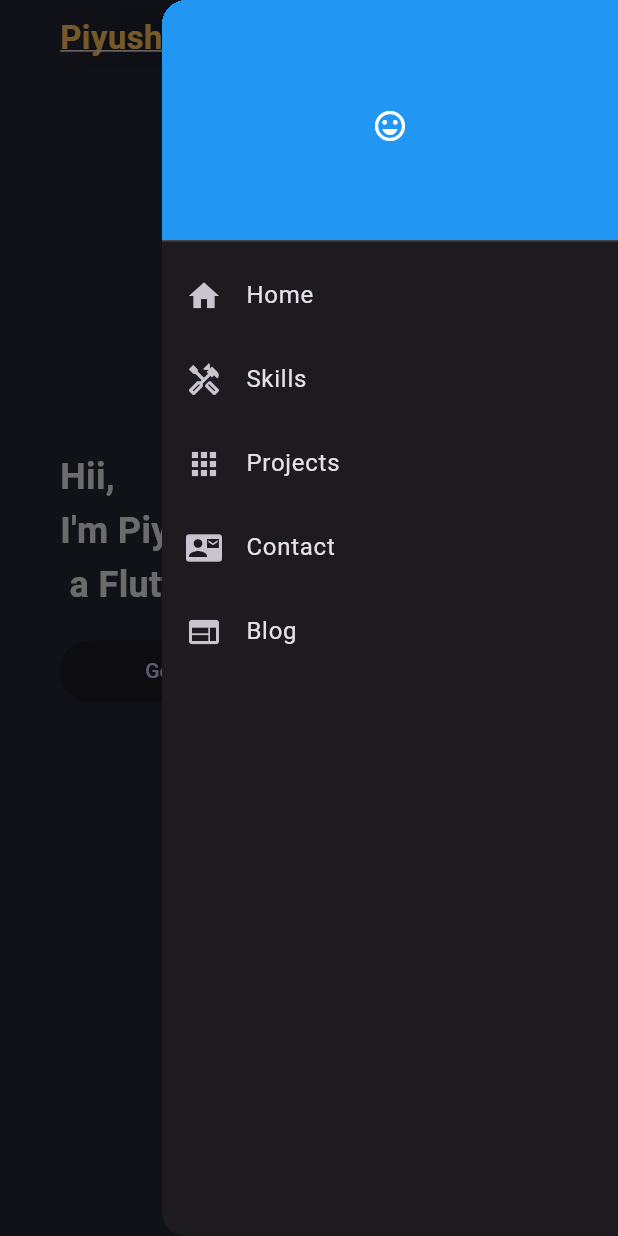
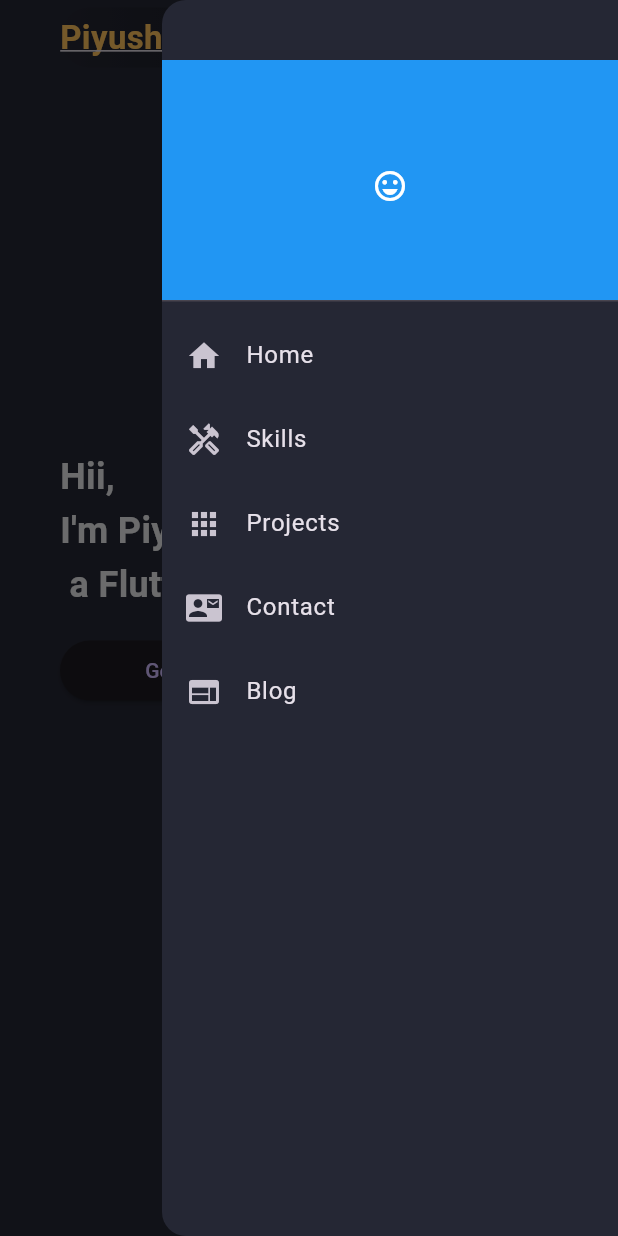
Before and after one commit to Piyushbhatt7/my_portfolio, a Flutter app: the screen it shows after launch, with the side drawer open, on a phone screen of 412 x 824 dp. Run offline on Flutter 3.47's test engine with Material 3 defaults, Android fonts, the phone set to English and light mode, and no system bars; missing offline and left inert: dart:js.

Commit message:
home screen

```diff
--- a/lib/pages/home_page.dart
+++ b/lib/pages/home_page.dart
@@ -37,7 +37,9 @@ class _HomePageState extends State<HomePage> {
       return Scaffold(
         key: scaffoldKey,
           backgroundColor: CustomColor.scaffoldBg,
-          endDrawer: constraints.maxWidth >= kMinDesktopWidth ? null : const DrawerMobile(),
+          endDrawer: constraints.maxWidth >= kMinDesktopWidth
+              ? null
+              : const DrawerMobile(),
           body: SingleChildScrollView(
             controller: scrollController,
             scrollDirection: Axis.vertical,
--- a/lib/widgets/drawer_mobile.dart
+++ b/lib/widgets/drawer_mobile.dart
@@ -1,4 +1,5 @@
 import 'package:flutter/material.dart';
+import 'package:portfolio/constants/colors.dart';
 import 'package:portfolio/constants/nav_items.dart';
 
 class DrawerMobile extends StatelessWidget {
@@ -7,9 +8,19 @@ class DrawerMobile extends StatelessWidget {
   @override
   Widget build(BuildContext context) {
     return Drawer(
+      backgroundColor: CustomColor.scaffoldBg,
       child: ListView(
-        padding: EdgeInsets.zero,
         children: [
+          Align(
+            alignment: Alignment.centerLeft,
+            child: Padding(
+                padding: const EdgeInsets.only(
+                  left: 20,
+                  top: 20,
+                  bottom: 20,
+                )
+            ),
+          ),
           const DrawerHeader(
             decoration: BoxDecoration(color: Colors.blue),
             child: Icon(Icons.emoji_emotions_outlined),
```
